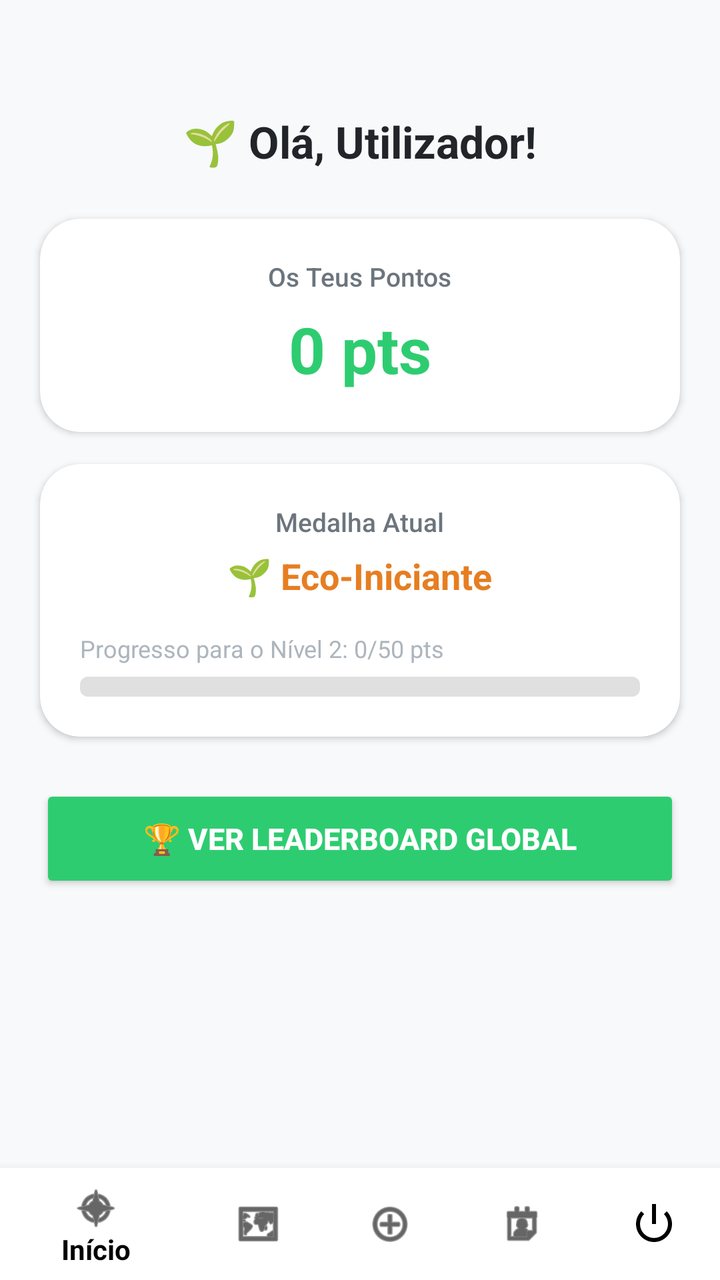
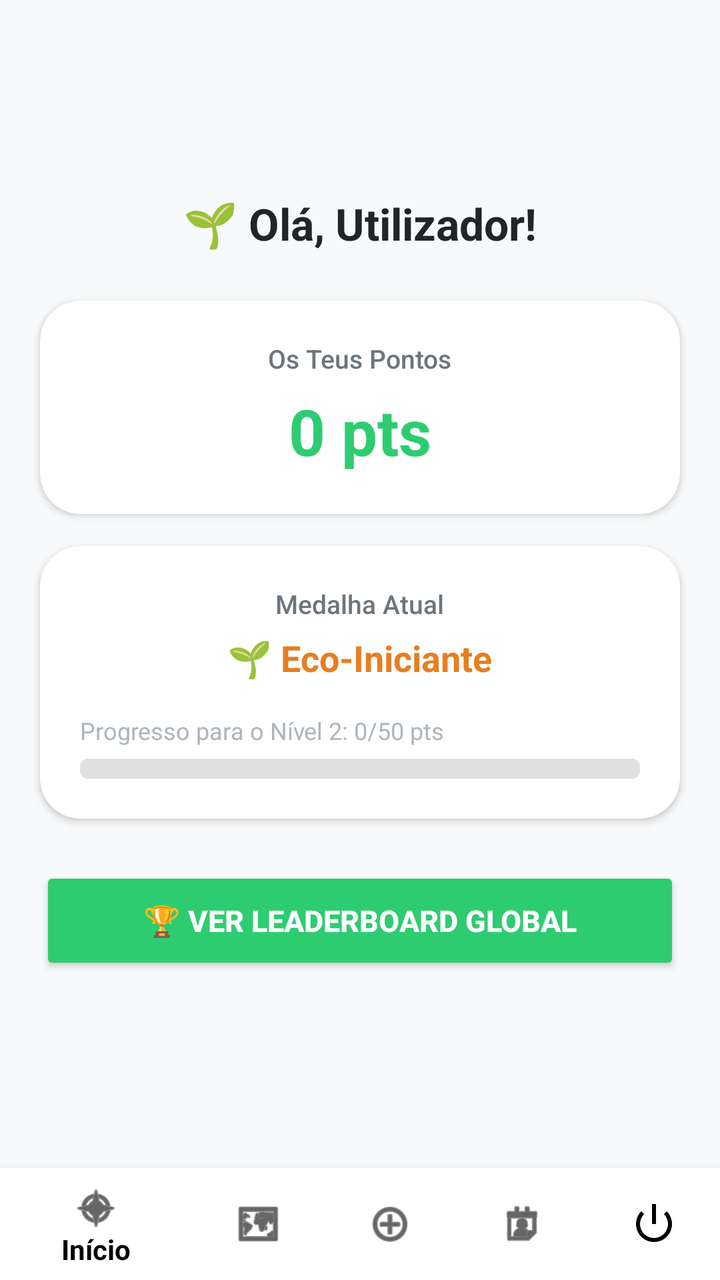

Compare the two renders of this Android layout. The source of the first and the diff that turns it into the second are given below.
<!-- AndroidManifest.xml: application theme Theme.AppCompat.Light.DarkActionBar -->
<!-- res/layout/activity_main.xml -->
<?xml version="1.0" encoding="utf-8"?>
<androidx.constraintlayout.widget.ConstraintLayout
        xmlns:android="http://schemas.android.com/apk/res/android"
        xmlns:app="http://schemas.android.com/apk/res-auto"
        xmlns:tools="http://schemas.android.com/tools"
        android:layout_width="match_parent"
        android:layout_height="match_parent"
        android:background="#F8F9FA"
        tools:context=".MainActivity">

    <TextView
            android:id="@+id/tvWelcome"
            android:layout_width="wrap_content"
            android:layout_height="wrap_content"
            android:text="🌱 Olá, Utilizador!"
            android:textSize="22sp"
            android:textStyle="bold"
            android:textColor="#212529"
            android:layout_marginTop="56dp"
            app:layout_constraintTop_toTopOf="parent"
            app:layout_constraintStart_toStartOf="parent"
            app:layout_constraintEnd_toEndOf="parent" />

    
    <androidx.cardview.widget.CardView
            android:id="@+id/cardPoints"
            android:layout_width="0dp"
            android:layout_height="wrap_content"
            android:layout_marginStart="20dp"
            android:layout_marginEnd="20dp"
            android:layout_marginTop="24dp"
            app:cardCornerRadius="20dp"
            app:cardElevation="2dp"
            app:cardBackgroundColor="#FFFFFF"
            app:layout_constraintTop_toBottomOf="@id/tvWelcome"
            app:layout_constraintStart_toStartOf="parent"
            app:layout_constraintEnd_toEndOf="parent">

        <LinearLayout
                android:layout_width="match_parent"
                android:layout_height="wrap_content"
                android:orientation="vertical"
                android:gravity="center"
                android:padding="20dp">

            <TextView
                    android:layout_width="wrap_content"
                    android:layout_height="wrap_content"
                    android:text="Os Teus Pontos"
                    android:textSize="13sp"
                    android:fontFamily="sans-serif-medium"
                    android:textColor="#6C757D" />

            <TextView
                    android:id="@+id/tvUserPoints"
                    android:layout_width="wrap_content"
                    android:layout_height="wrap_content"
                    android:text="0 pts"
                    android:textSize="32sp"
                    android:textStyle="bold"
                    android:textColor="#2ECC71"
                    android:layout_marginTop="6dp" />

        </LinearLayout>
    </androidx.cardview.widget.CardView>

    
    <androidx.cardview.widget.CardView
            android:id="@+id/cardBadge"
            android:layout_width="0dp"
            android:layout_height="wrap_content"
            android:layout_marginStart="20dp"
            android:layout_marginEnd="20dp"
            android:layout_marginTop="16dp"
            app:cardCornerRadius="20dp"
            app:cardElevation="2dp"
            app:cardBackgroundColor="#FFFFFF"
            app:layout_constraintTop_toBottomOf="@id/cardPoints"
            app:layout_constraintStart_toStartOf="parent"
            app:layout_constraintEnd_toEndOf="parent">

        <LinearLayout
                android:layout_width="match_parent"
                android:layout_height="wrap_content"
                android:orientation="vertical"
                android:padding="20dp">

            <TextView
                    android:layout_width="wrap_content"
                    android:layout_height="wrap_content"
                    android:text="Medalha Atual"
                    android:textSize="13sp"
                    android:fontFamily="sans-serif-medium"
                    android:textColor="#6C757D"
                    android:layout_gravity="center" />

            <TextView
                    android:id="@+id/tvUserBadge"
                    android:layout_width="wrap_content"
                    android:layout_height="wrap_content"
                    android:text="🌱 Eco-Iniciante"
                    android:textSize="18sp"
                    android:textStyle="bold"
                    android:textColor="#E67E22"
                    android:layout_marginTop="6dp"
                    android:layout_gravity="center" />

            <TextView
                    android:id="@+id/tvProgressLabel"
                    android:layout_width="match_parent"
                    android:layout_height="wrap_content"
                    android:text="Progresso para o Nível 2: 0/50 pts"
                    android:textSize="12sp"
                    android:textColor="#adb5bd"
                    android:layout_marginTop="16dp" />

            <ProgressBar
                    android:id="@+id/progressBarBadge"
                    style="?android:attr/progressBarStyleHorizontal"
                    android:layout_width="match_parent"
                    android:layout_height="10dp"
                    android:progressDrawable="@drawable/custom_progress"
                    android:layout_marginTop="6dp"
                    android:max="100"
                    android:progress="0" />

        </LinearLayout>
    </androidx.cardview.widget.CardView>

    
    <Button
            android:id="@+id/btnLeaderboard"
            android:layout_width="0dp"
            android:layout_height="54dp"
            android:text="🏆 Ver Leaderboard Global"
            android:backgroundTint="#2ECC71"
            android:textColor="#FFFFFF"
            android:textSize="15sp"
            android:textStyle="bold"
            app:cornerRadius="16dp"
            android:layout_marginStart="20dp"
            android:layout_marginEnd="20dp"
            android:layout_marginTop="24dp"
            app:layout_constraintTop_toBottomOf="@id/cardBadge"
            app:layout_constraintStart_toStartOf="parent"
            app:layout_constraintEnd_toEndOf="parent" />

    <com.google.android.material.bottomnavigation.BottomNavigationView
            android:id="@+id/bottomNavigationView"
            android:layout_width="0dp"
            android:layout_height="wrap_content"
            android:background="#FFFFFF"
            app:menu="@menu/bottom_nav_menu"
            app:itemIconTint="@color/black"
            app:itemTextColor="@color/black"
            app:layout_constraintBottom_toBottomOf="parent"
            app:layout_constraintStart_toStartOf="parent"
            app:layout_constraintEnd_toEndOf="parent" />

</androidx.constraintlayout.widget.ConstraintLayout>
<!-- resources referenced by this layout -->
<resources>
  <color name="black">#FF000000</color>
  <!-- drawable custom_progress (drawable) -->
  <?xml version="1.0" encoding="utf-8"?>
  <layer-list xmlns:android="http://schemas.android.com/apk/res/android">
      
      <item android:id="@android:id/background">
          <shape>
              <corners android:radius="4dp" />
              <solid android:color="#E0E0E0" />
          </shape>
      </item>
      
      <item android:id="@android:id/progress">
          <scale android:scaleWidth="100%">
              <shape>
                  <corners android:radius="4dp" />
                  <solid android:color="#4CAF50" />
              </shape>
          </scale>
      </item>
  </layer-list>
</resources>

<!-- the commit's change to res/layout/activity_main.xml (unified diff, before → after) -->
@@ -8,6 +8,7 @@
         android:background="#F8F9FA"
         tools:context=".MainActivity">
 
+    
     <TextView
             android:id="@+id/tvWelcome"
             android:layout_width="wrap_content"
@@ -16,10 +17,12 @@
             android:textSize="22sp"
             android:textStyle="bold"
             android:textColor="#212529"
-            android:layout_marginTop="56dp"
+            android:layout_marginBottom="24dp"
             app:layout_constraintTop_toTopOf="parent"
+            app:layout_constraintBottom_toTopOf="@id/cardPoints"
             app:layout_constraintStart_toStartOf="parent"
-            app:layout_constraintEnd_toEndOf="parent" />
+            app:layout_constraintEnd_toEndOf="parent"
+            app:layout_constraintVertical_chainStyle="packed" />
 
     
     <androidx.cardview.widget.CardView
@@ -28,11 +31,12 @@
             android:layout_height="wrap_content"
             android:layout_marginStart="20dp"
             android:layout_marginEnd="20dp"
-            android:layout_marginTop="24dp"
+            android:layout_marginBottom="16dp"
             app:cardCornerRadius="20dp"
             app:cardElevation="2dp"
             app:cardBackgroundColor="#FFFFFF"
             app:layout_constraintTop_toBottomOf="@id/tvWelcome"
+            app:layout_constraintBottom_toTopOf="@id/cardBadge"
             app:layout_constraintStart_toStartOf="parent"
             app:layout_constraintEnd_toEndOf="parent">
 
@@ -71,11 +75,12 @@
             android:layout_height="wrap_content"
             android:layout_marginStart="20dp"
             android:layout_marginEnd="20dp"
-            android:layout_marginTop="16dp"
+            android:layout_marginBottom="24dp"
             app:cardCornerRadius="20dp"
             app:cardElevation="2dp"
             app:cardBackgroundColor="#FFFFFF"
             app:layout_constraintTop_toBottomOf="@id/cardPoints"
+            app:layout_constraintBottom_toTopOf="@id/btnLeaderboard"
             app:layout_constraintStart_toStartOf="parent"
             app:layout_constraintEnd_toEndOf="parent">
 
@@ -140,8 +145,8 @@
             app:cornerRadius="16dp"
             android:layout_marginStart="20dp"
             android:layout_marginEnd="20dp"
-            android:layout_marginTop="24dp"
             app:layout_constraintTop_toBottomOf="@id/cardBadge"
+            app:layout_constraintBottom_toTopOf="@id/bottomNavigationView"
             app:layout_constraintStart_toStartOf="parent"
             app:layout_constraintEnd_toEndOf="parent" />
 
